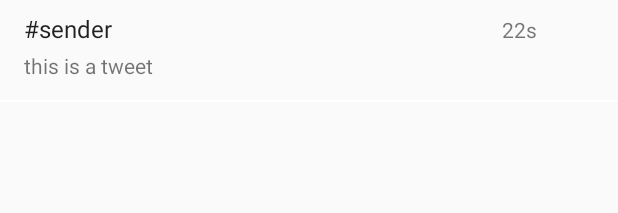
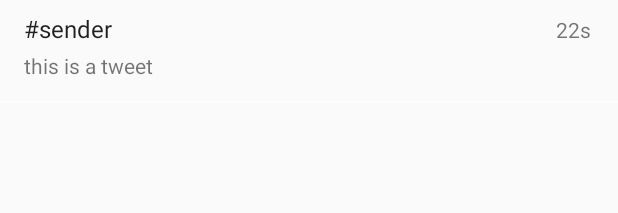
Before and after one commit to Melhem1993/ZajilApp, an Android app: the layout tweet_row.xml on its own in the app's theme, with its tools: preview values and no code run, on a phone screen of 412 x 824 dp. Shown: the top 213 px of the screen. Run offline under Robolectric (Android 15) with nearby library versions, the phone set to English and light mode, and no system bars.

Commit message:
-- Last minute improvments UI+bug fixes

```diff
--- a/twitter/src/main/java/com/bridgefy/samples/twitter/IntroActivity.java
+++ b/twitter/src/main/java/com/bridgefy/samples/twitter/IntroActivity.java
@@ -65,9 +65,14 @@ public class IntroActivity extends AppCompatActivity {
                 username="Campaign Manager";
                 break;
             default:
+                break;
 
 
         }
+
+        Button button= findViewById(R.id.btn_start);
+        button.performClick();
+
         txtUsername.setText(username);
         target= "broadcast";
 
--- a/twitter/src/main/java/com/bridgefy/samples/twitter/TimelineActivity.java
+++ b/twitter/src/main/java/com/bridgefy/samples/twitter/TimelineActivity.java
@@ -248,7 +248,7 @@ public class TimelineActivity extends AppCompatActivity implements TweetManager.
 
             @BindView(R.id.txtTweetDate)   TextView txtTweetDate;
             @BindView(R.id.txtTweetSender) TextView txtTweetSender;
-            @BindView(R.id.imgTweetIcon)   ImageView imgTweetIcon;
+//            @BindView(R.id.imgTweetIcon)   ImageView imgTweetIcon;
 
             TweetViewHolder(View view) {
                 super(view);
@@ -260,8 +260,8 @@ public class TimelineActivity extends AppCompatActivity implements TweetManager.
                 txtTweet.setText(tweet.getContent());
                 txtTweetSender.setText(tweet.getSender()+":");
                 txtTweetDate.setText(getRelativeDate(tweet.getDate()));
-                imgTweetIcon.setImageDrawable(getDrawable(
-                        tweet.isPosted() ? R.drawable.tweet_online : R.drawable.tweet_mesh));
+//                imgTweetIcon.setImageDrawable(getDrawable(
+//                        tweet.isPosted() ? R.drawable.tweet_online : R.drawable.tweet_mesh));
             }
 
             private String getRelativeDate(long datesent) {
--- a/twitter/src/main/res/layout/activity_intro.xml
+++ b/twitter/src/main/res/layout/activity_intro.xml
@@ -35,8 +35,7 @@
             android:layout_gravity="center_vertical"
             android:layout_weight="2"
             android:gravity="center"
-            android:text="Use Twitter without Internet!\n\nThis app will send out your tweets as soon as you\'re near somebody that has access to Internet. You can also see tweets sent by people nearby, even if there’s no mobile data available.
-            \n\nWhat you send will be tweeted by @BridgefyBot. Create a unique hashtag to identify your tweets:" />
+            android:text="" />
 
         <LinearLayout
             android:layout_width="match_parent"
--- a/twitter/src/main/res/layout/tweet_row.xml
+++ b/twitter/src/main/res/layout/tweet_row.xml
@@ -7,7 +7,7 @@
     xmlns:android="http://schemas.android.com/apk/res/android"
     xmlns:app="http://schemas.android.com/apk/res-auto"
     xmlns:tools="http://schemas.android.com/tools"
-    android:layout_width="wrap_content"
+    android:layout_width="match_parent"
     android:layout_height="wrap_content"
     android:orientation="horizontal"
     android:paddingTop="8dp"
@@ -43,21 +43,14 @@
         android:layout_marginRight="2dp"
         android:layout_alignBaseline="@+id/txtTweetSender"
         android:layout_alignBottom="@+id/txtTweetSender"
-        android:layout_toStartOf="@+id/imgTweetIcon" />
-
-    <ImageView
-        android:layout_width="36dp"
-        android:layout_height="36dp"
-        android:layout_alignParentTop="true"
-        android:layout_alignParentEnd="true"
-        android:id="@+id/imgTweetIcon" />
+        android:layout_alignParentEnd="true" />
 
 
 </RelativeLayout>
     <View
         android:layout_width="match_parent"
-        android:layout_height="1dp"
-        android:layout_marginTop="5dp"
-        android:layout_marginBottom="5dp"
+        android:layout_height="0.5dp"
+        android:layout_marginTop="6dp"
+        android:layout_marginBottom="8dp"
         android:background="@android:color/white"/>
     </LinearLayout>
```
Also changed, not shown: twitter/src/main/java/com/bridgefy/samples/twitter/MainActivity.java (+26 -5 lines), twitter/src/main/res/layout/peer_row.xml (+14 -3 lines).
